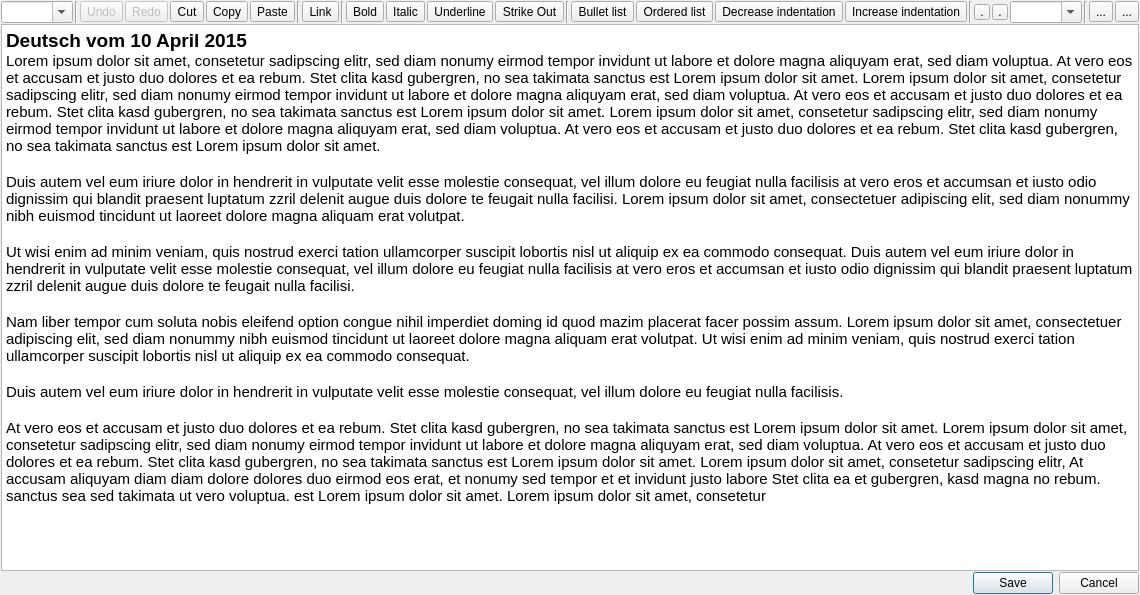
The window that mrichtextedit.ui (orgnnice/OrgNNice) describes before a commit, drawn with Qt 5.
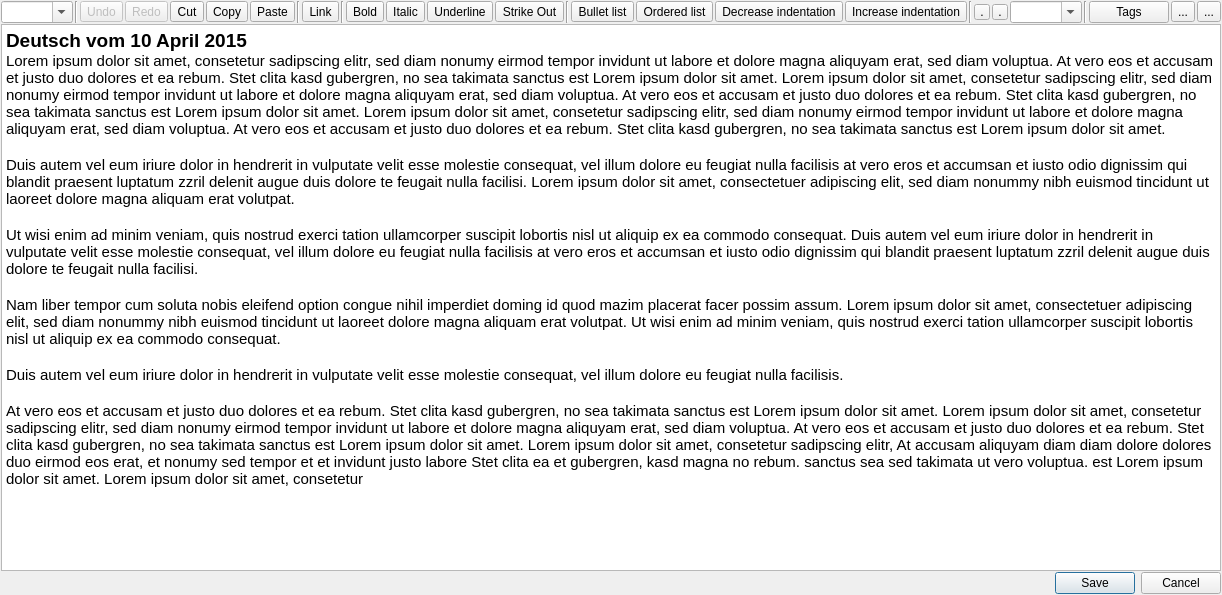
The same window after the commit. Icons and pictures are not drawn. Custom widgets are drawn as their Qt base class.

What changed in the file:
```diff
--- a/mrichtextedit.ui
+++ b/mrichtextedit.ui
@@ -6,7 +6,7 @@
    <rect>
     <x>0</x>
     <y>0</y>
-    <width>782</width>
+    <width>850</width>
     <height>595</height>
    </rect>
   </property>
@@ -502,6 +502,19 @@
         </property>
        </widget>
       </item>
+      <item>
+       <widget class="QPushButton" name="pushButton">
+        <property name="maximumSize">
+         <size>
+          <width>80</width>
+          <height>16777215</height>
+         </size>
+        </property>
+        <property name="text">
+         <string>Tags</string>
+        </property>
+       </widget>
+      </item>
       <item>
        <widget class="QToolButton" name="f_image">
         <property name="text">
```
Left out of the diff: 1 changed line with no effect on the pictures.
